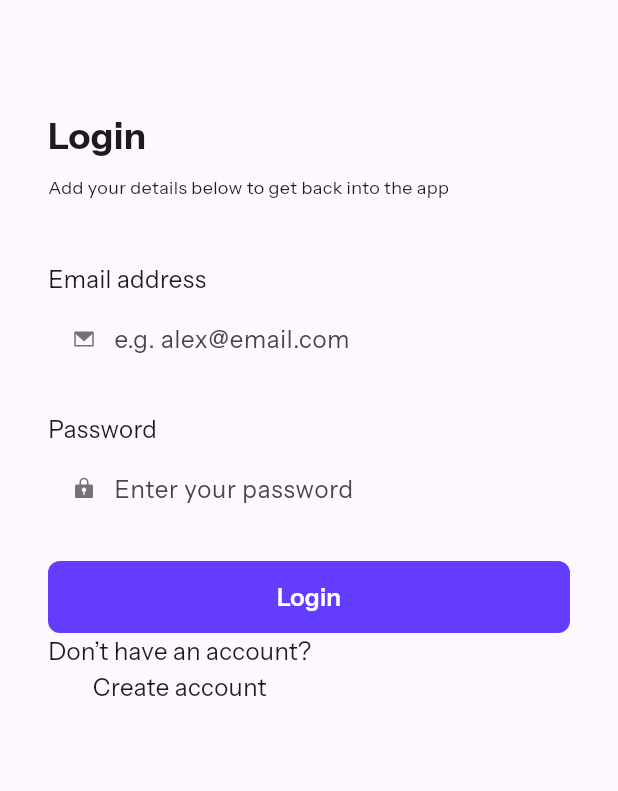
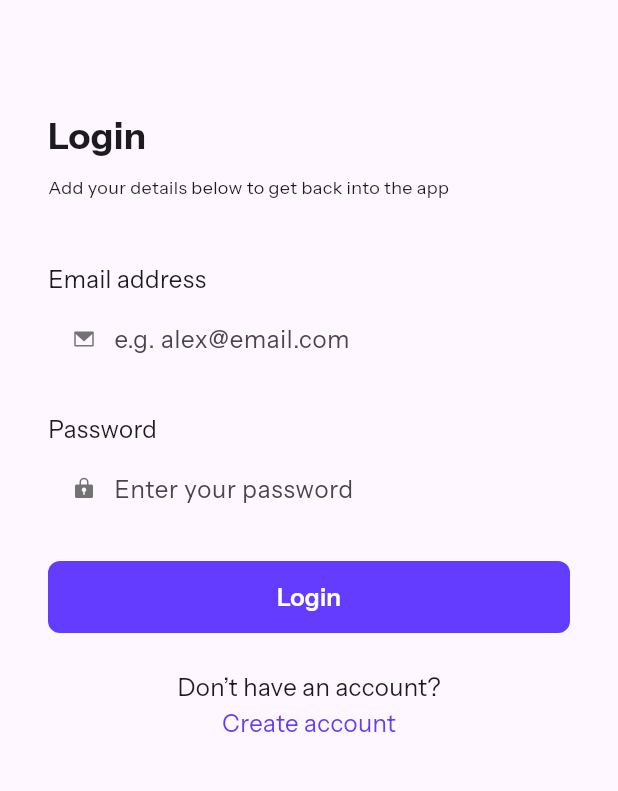
Before and after one commit to wallas938/flutter_link_sharing_app, a Flutter app: the screen it shows after launch, on a phone screen of 412 x 824 dp, the part 108-899 px from its top. Run offline on Flutter 3.47's test engine with Material 3 defaults, Android fonts, the phone set to English and light mode, and no system bars; our stand-ins replace flutter_svg, google_fonts; project files that could hold a hidden picture were left out.

Commit message:
login screen for mobile is finished

```diff
--- a/lib/components/Login_form_widget.dart
+++ b/lib/components/Login_form_widget.dart
@@ -1,4 +1,6 @@
+import 'package:flutter/cupertino.dart';
 import 'package:flutter/material.dart';
+import 'package:flutter/painting.dart';
 import 'package:flutter_link_sharing_app/app_constants/theme.colors.dart';
 import 'package:flutter_link_sharing_app/app_constants/theme.typo.dart';
 import 'package:flutter_svg/flutter_svg.dart';
@@ -113,15 +115,30 @@ class _LoginFormWidget extends State<LoginFormWidget> {
                   ))
             ],
           ),
-        ), // LOGIN_BUTTON
-        const Column(
+        ),
+        const SizedBox(
+          height: 24,
+        ),
+        Column(
           crossAxisAlignment: CrossAxisAlignment.center,
           mainAxisAlignment: MainAxisAlignment.center,
           children: [
-            Text("Don’t have an account?"),
-            Text("Create account"),
+            const Center(
+              child: Text("Don’t have an account?"),
+            ),
+            GestureDetector(
+              onTap: () {
+              },
+              child: const Text("Create account", style: TextStyle(
+                color: AppColors.purple,
+                fontWeight: FontWeight.w400,
+                fontStyle: FontStyle.normal,
+                fontSize: 16,
+                fontFamily: "Instrument Sans",
+              ),),
+            ),
           ],
-        )
+        ) // SIGN_UP_LINKS
       ],
     );
   }
```
